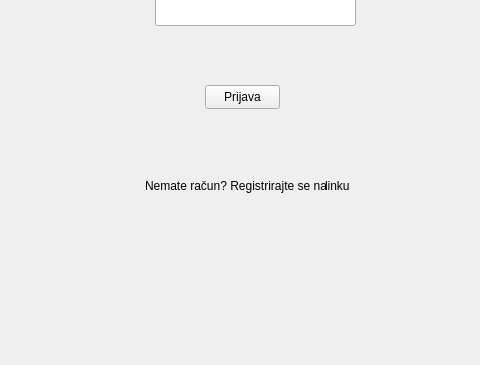
The window that UI/loginScreen.ui (zemo0/ChatApp-Python-DesktopApp) describes before a commit, drawn with Qt 5; both pictures show x 105 to 585 and y 235 to 600 of the 800 by 600 pixel window.
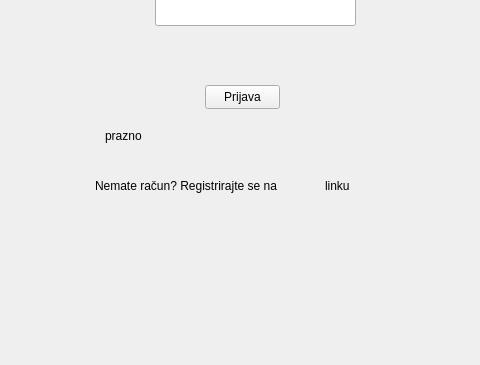
The same window after the commit.

Commit message: Login check input with database added

The edit to the form file:
```diff
--- a/UI/loginScreen.ui
+++ b/UI/loginScreen.ui
@@ -76,7 +76,7 @@
    <widget class="QLabel" name="textLabel">
     <property name="geometry">
      <rect>
-      <x>250</x>
+      <x>200</x>
       <y>390</y>
       <width>241</width>
       <height>61</height>
@@ -99,6 +99,19 @@
      <string>linku</string>
     </property>
    </widget>
+   <widget class="QLabel" name="errorLabel">
+    <property name="geometry">
+     <rect>
+      <x>210</x>
+      <y>340</y>
+      <width>281</width>
+      <height>61</height>
+     </rect>
+    </property>
+    <property name="text">
+     <string>prazno</string>
+    </property>
+   </widget>
   </widget>
  </widget>
  <resources/>
```
The commit also changes 15 other files.
